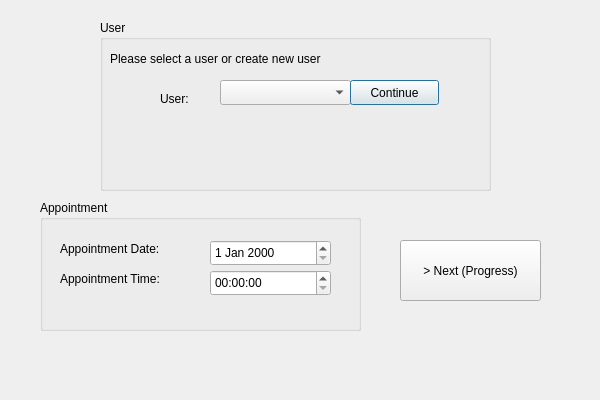
This is ui/add_to_existing_patient.ui in frdedynamics/Appihr_project_helse_frde as Qt 5 draws it before an edit. The edited form follows.
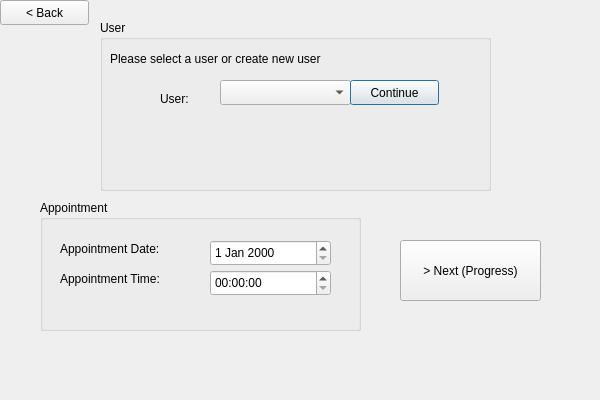
This is the edited form.

Commit message: so far so good. Proceeding to get data from existing patient

```diff
--- a/ui/add_to_existing_patient.ui
+++ b/ui/add_to_existing_patient.ui
@@ -147,6 +147,19 @@
     <string>&gt; Next (Progress)</string>
    </property>
   </widget>
+  <widget class="QPushButton" name="button_back">
+   <property name="geometry">
+    <rect>
+     <x>0</x>
+     <y>0</y>
+     <width>89</width>
+     <height>25</height>
+    </rect>
+   </property>
+   <property name="text">
+    <string>&lt; Back</string>
+   </property>
+  </widget>
  </widget>
  <resources/>
  <connections/>
```
Left out of the diff: 2 changed lines with no effect on the pictures. The commit also changes 2 other files.
